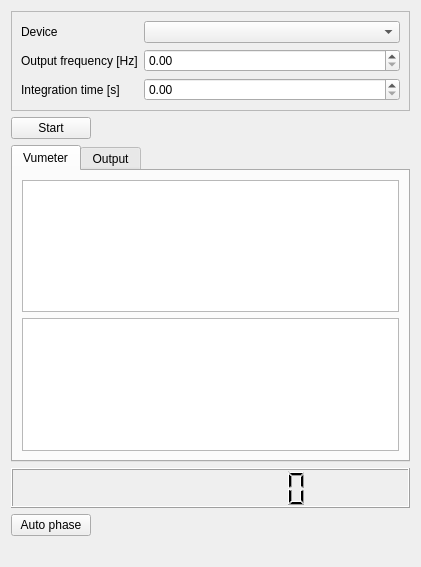
Old version of the form lockingui.ui in the repository antigol/lockin2.
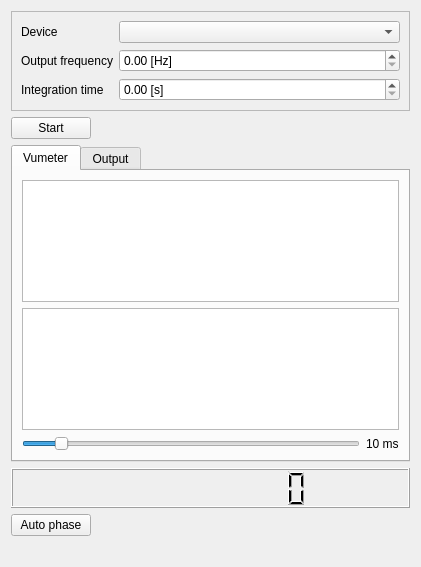
New version of the form. Custom widgets are drawn as their Qt base class.

Diff of the .ui file:
```diff
--- a/lockingui.ui
+++ b/lockingui.ui
@@ -36,15 +36,28 @@
       <item row="1" column="0">
        <widget class="QLabel" name="outputFrequencyHzLabel">
         <property name="text">
-         <string>Output frequency [Hz]</string>
+         <string>Output frequency</string>
         </property>
        </widget>
       </item>
       <item row="1" column="1">
-       <widget class="QDoubleSpinBox" name="outputFrequency"/>
+       <widget class="QDoubleSpinBox" name="outputFrequency">
+        <property name="suffix">
+         <string> [Hz]</string>
+        </property>
+        <property name="maximum">
+         <double>20.000000000000000</double>
+        </property>
+       </widget>
       </item>
       <item row="2" column="1">
        <widget class="QDoubleSpinBox" name="integrationTime">
+        <property name="suffix">
+         <string> [s]</string>
+        </property>
+        <property name="maximum">
+         <double>100.000000000000000</double>
+        </property>
         <property name="singleStep">
          <double>0.100000000000000</double>
         </property>
@@ -53,7 +66,7 @@
       <item row="2" column="0">
        <widget class="QLabel" name="integrationTimeSLabel">
         <property name="text">
-         <string>Integration time [s]</string>
+         <string>Integration time</string>
         </property>
        </widget>
       </item>
@@ -100,6 +113,30 @@
        <item>
         <widget class="XYGraph" name="pll"/>
        </item>
+       <item>
+        <layout class="QHBoxLayout" name="horizontalLayout_4">
+         <item>
+          <widget class="QSlider" name="vumeterTime">
+           <property name="maximum">
+            <number>100</number>
+           </property>
+           <property name="value">
+            <number>10</number>
+           </property>
+           <property name="orientation">
+            <enum>Qt::Horizontal</enum>
+           </property>
+          </widget>
+         </item>
+         <item>
+          <widget class="QLabel" name="vumeterLabel">
+           <property name="text">
+            <string>10 ms</string>
+           </property>
+          </widget>
+         </item>
+        </layout>
+       </item>
       </layout>
      </widget>
      <widget class="QWidget" name="tab_2">
```
